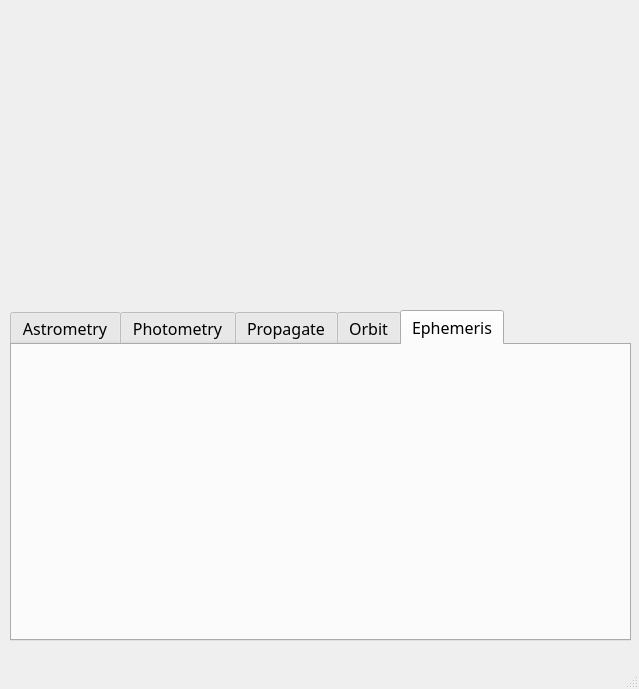
This is src/opihiexarata/gui/qtui/primary.ui in psmd-iberutaru/OpihiExarata as Qt 5 draws it before an edit. The edited form follows.
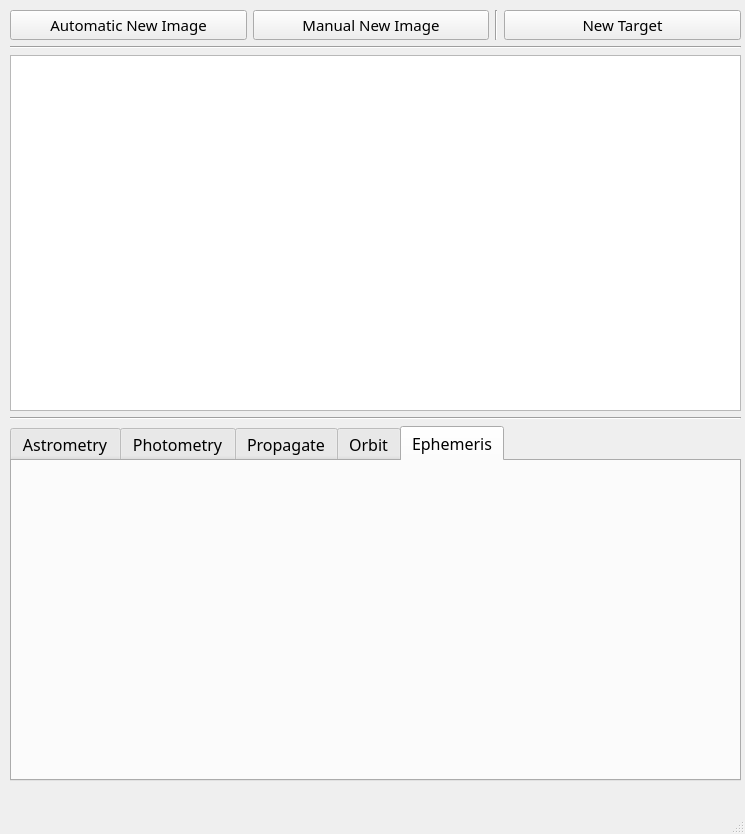
This is the edited form.

Commit message: Small vertical template changes

Diff of the .ui file:
```diff
--- a/src/opihiexarata/gui/qtui/primary.ui
+++ b/src/opihiexarata/gui/qtui/primary.ui
@@ -6,8 +6,8 @@
    <rect>
     <x>0</x>
     <y>0</y>
-    <width>639</width>
-    <height>689</height>
+    <width>745</width>
+    <height>834</height>
    </rect>
   </property>
   <property name="font">
@@ -26,15 +26,82 @@
    <double>1.000000000000000</double>
   </property>
   <widget class="QWidget" name="centralwidget">
-   <widget class="QWidget" name="verticalLayoutWidget">
+   <property name="enabled">
+    <bool>true</bool>
+   </property>
+   <property name="sizePolicy">
+    <sizepolicy hsizetype="Preferred" vsizetype="Preferred">
+     <horstretch>0</horstretch>
+     <verstretch>0</verstretch>
+    </sizepolicy>
+   </property>
+   <widget class="QWidget" name="verticalLayoutWidget_3">
     <property name="geometry">
      <rect>
       <x>10</x>
-      <y>310</y>
-      <width>621</width>
-      <height>331</height>
+      <y>10</y>
+      <width>731</width>
+      <height>771</height>
      </rect>
     </property>
+    <layout class="QVBoxLayout" name="window_vertical_layout">
+     <item>
+      <layout class="QHBoxLayout" name="horizontalLayout">
+       <item>
+        <widget class="QPushButton" name="button_new_image_automatic">
+         <property name="text">
+          <string>Automatic New Image</string>
+         </property>
+        </widget>
+       </item>
+       <item>
+        <widget class="QPushButton" name="button_new_image_manual">
+         <property name="text">
+          <string>Manual New Image</string>
+         </property>
+        </widget>
+       </item>
+       <item>
+        <widget class="Line" name="line">
+         <property name="orientation">
+          <enum>Qt::Vertical</enum>
+         </property>
+        </widget>
+       </item>
+       <item>
+        <widget class="QPushButton" name="button_new_object">
+         <property name="text">
+          <string>New Target</string>
+         </property>
+        </widget>
+       </item>
+      </layout>
+     </item>
+     <item>
+      <widget class="Line" name="line_file_image">
+       <property name="orientation">
+        <enum>Qt::Horizontal</enum>
+       </property>
+      </widget>
+     </item>
+     <item>
+      <layout class="QVBoxLayout" name="image_vertical_layout">
+       <item>
+        <widget class="QGraphicsView" name="dummy_opihi_image"/>
+       </item>
+      </layout>
+     </item>
+     <item>
+      <widget class="Line" name="line_image_solution">
+       <property name="frameShadow">
+        <enum>QFrame::Sunken</enum>
+       </property>
+       <property name="orientation">
+        <enum>Qt::Horizontal</enum>
+       </property>
+      </widget>
+     </item>
+     <item>
     <layout class="QVBoxLayout" name="solution_vertical_layout">
      <item>
       <widget class="QTabWidget" name="tab_all">
@@ -80,17 +147,8 @@
       </widget>
      </item>
     </layout>
-   </widget>
-   <widget class="QWidget" name="verticalLayoutWidget_2">
-    <property name="geometry">
-     <rect>
-      <x>10</x>
-      <y>10</y>
-      <width>621</width>
-      <height>291</height>
-     </rect>
-    </property>
-    <layout class="QVBoxLayout" name="image_vertical_layout"/>
+     </item>
+    </layout>
    </widget>
   </widget>
   <widget class="QMenuBar" name="menubar">
```
Left out of the diff: 2 changed lines with no effect on the pictures. Lines whose indentation alone changed are shown as unchanged. The commit also changes 3 other files.
